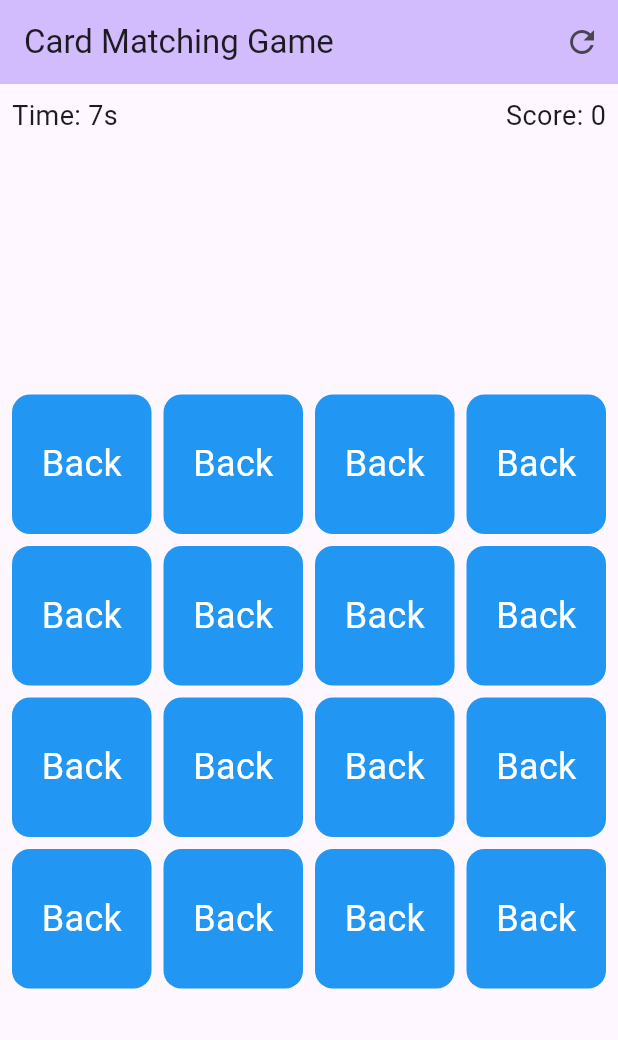
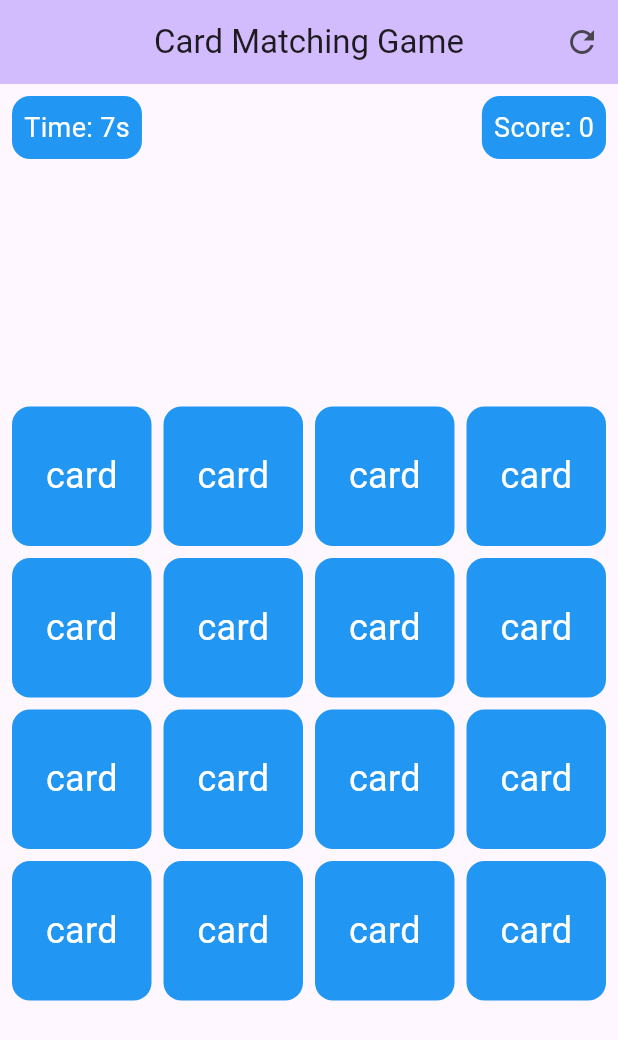
Before and after one commit to KaozhiChen/card_matching_game, a Flutter app: the screen it shows after launch, on a phone screen of 412 x 824 dp. Shown: the top 1040 px of the screen. Run offline on Flutter 3.47's test engine with Material 3 defaults, Android fonts, the phone set to English and light mode, and no system bars.

Commit message:
change the style of Time and Score

```diff
--- a/lib/main.dart
+++ b/lib/main.dart
@@ -46,6 +46,7 @@ class MyHomePage extends StatelessWidget {
       appBar: AppBar(
         backgroundColor: Theme.of(context).colorScheme.inversePrimary,
         title: Text(title),
+        centerTitle: true,
         actions: [
           IconButton(
             icon: const Icon(Icons.refresh),
@@ -60,10 +61,31 @@ class MyHomePage extends StatelessWidget {
             child: Row(
               mainAxisAlignment: MainAxisAlignment.spaceBetween,
               children: [
-                Text('Time: ${gameState.timeElapsed}s',
-                    style: const TextStyle(fontSize: 18)),
-                Text('Score: ${gameState.score}',
-                    style: const TextStyle(fontSize: 18)),
+                Container(
+                  decoration: BoxDecoration(
+                    borderRadius: BorderRadius.circular(12),
+                    color: Colors.blue,
+                  ),
+                  child: Padding(
+                    padding: const EdgeInsets.all(8.0),
+                    child: Text('Time: ${gameState.timeElapsed}s',
+                        style: const TextStyle(
+                          fontSize: 18,
+                          color: Colors.white,
+                        )),
+                  ),
+                ),
+                Container(
+                  decoration: BoxDecoration(
+                      borderRadius: BorderRadius.circular(12),
+                      color: Colors.blue),
+                  child: Padding(
+                    padding: const EdgeInsets.all(8.0),
+                    child: Text('Score: ${gameState.score}',
+                        style:
+                            const TextStyle(fontSize: 18, color: Colors.white)),
+                  ),
+                ),
               ],
             ),
           ),
--- a/lib/my_card.dart
+++ b/lib/my_card.dart
@@ -76,7 +76,7 @@ class _FlipCardState extends State<FlipCard>
                 ? const CardItem(
                     key: ValueKey("back"),
                     color: Colors.blue,
-                    content: "Back",
+                    content: "card",
                   )
                 : Transform(
                     alignment: Alignment.center,
```
